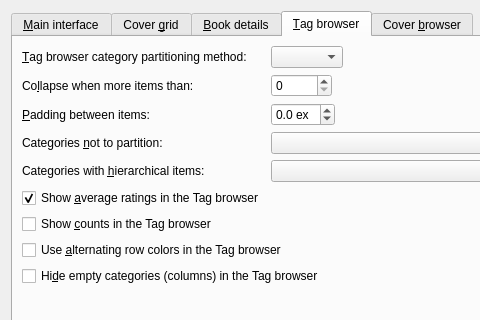
kovidgoyal/calibre, file src/calibre/gui2/preferences/look_feel.ui: the form before one commit; both pictures show x 0 to 480 and y 0 to 320 of the 843 by 546 pixel window.
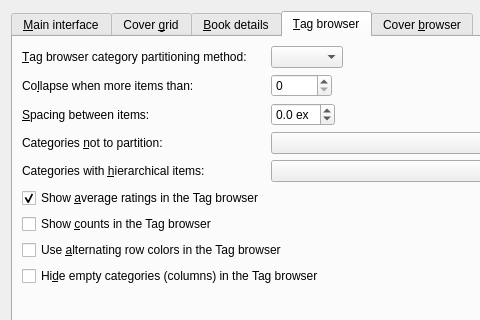
The form after the commit. The open tabs and pages were chosen to show the change. Icons and pictures are not drawn. Custom widgets are drawn as their Qt base class.

```diff
--- a/src/calibre/gui2/preferences/look_feel.ui
+++ b/src/calibre/gui2/preferences/look_feel.ui
@@ -981,7 +981,7 @@
        <item row="4" column="0">
         <widget class="QLabel" name="label">
          <property name="text">
-          <string>&amp;Padding between items:</string>
+          <string>&amp;Spacing between items:</string>
          </property>
          <property name="buddy">
           <cstring>opt_tag_browser_item_padding</cstring>
```
